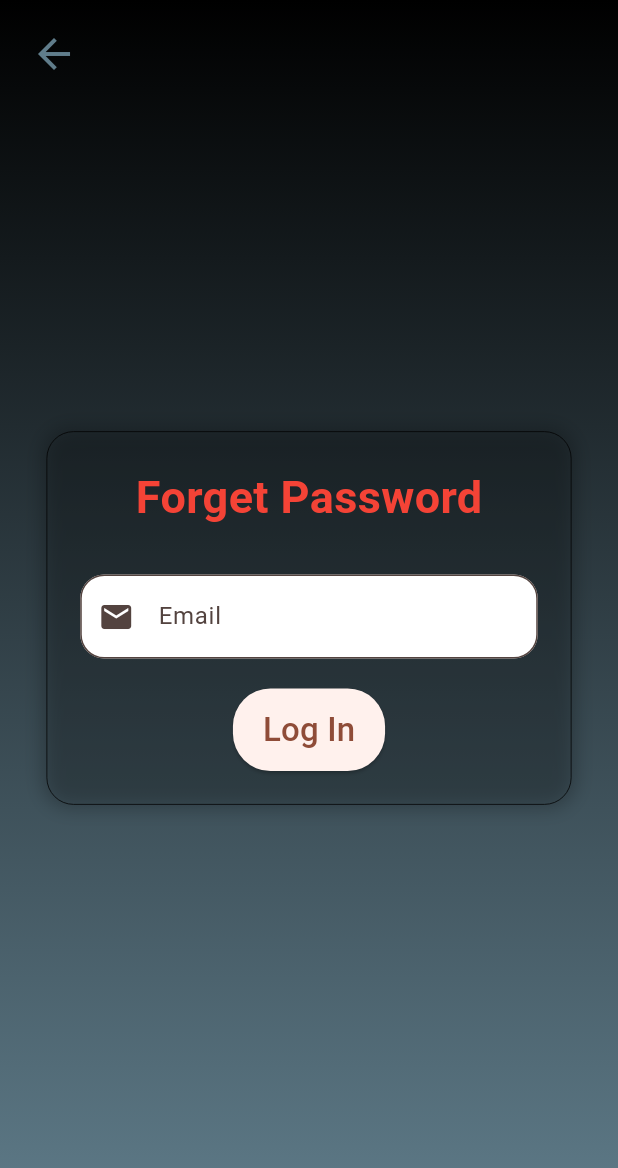
After one commit to siddharthdangi1911/Project_CollabX, a Flutter app: the ForgetPasswordScreen screen opened directly, on a phone screen of 412 x 824 dp. The commit adds this screen. Shown: the top 1168 px of the screen. Run offline on Flutter 3.47's test engine with Material 3 defaults, Android fonts, the phone set to English and light mode, and no system bars; our stand-ins replace firebase_auth, firebase_core; accounts and stored records are empty.

Commit message:
forget password implemented

```diff
--- /dev/null
+++ b/lib/Screens/forget_password_screen.dart
@@ -0,0 +1,114 @@
+import 'package:flutter/material.dart';
+import 'package:firebase_auth/firebase_auth.dart';
+
+class ForgetPasswordScreen extends StatefulWidget
+{
+    const ForgetPasswordScreen({super.key});
+
+    @override
+    State<StatefulWidget> createState() => _ForgetScreenState();
+}
+
+class _ForgetScreenState extends State<ForgetPasswordScreen>
+{
+    var email = TextEditingController();
+
+    @override
+    Widget build(BuildContext context)
+    {
+        return Scaffold(
+            body: Stack(
+                children: [
+                    Container(
+                        width: double.infinity,
+                        height: double.infinity,
+                        decoration: const BoxDecoration(
+                            gradient: LinearGradient(
+                                colors: [Colors.black, Colors.blueGrey],
+                                begin: Alignment.topCenter,
+                                end: Alignment.bottomCenter
+                            )
+                        )
+                    ),
+
+                    SafeArea(
+                        child: Align(
+                            alignment: Alignment.topLeft,
+                            child: InkWell(
+                                onTap: () => Navigator.pop(context),
+                                child: Container(
+                                    padding: const EdgeInsets.all(10),
+                                    margin: const EdgeInsets.only(left: 10, top: 10),
+                                    decoration: BoxDecoration(
+                                        color: Colors.transparent,
+                                        shape: BoxShape.circle
+                                    ),
+                                    child: const Icon(
+                                        Icons.arrow_back,
+                                        color: Colors.blueGrey,
+                                        size: 32
+                                    )
+                                )
+                            )
+                        )
+                    ),
+
+                    Center(
+                        child: Container(
+                            width: 350,
+                            padding: const EdgeInsets.all(22),
+                            decoration: BoxDecoration(
+                                color: Colors.transparent,
+                                borderRadius: BorderRadius.circular(18),
+                                border: Border.all(width: 0.5),
+                                boxShadow: const[
+                                    BoxShadow(color: Colors.black26, blurRadius: 10, spreadRadius: 2)
+                                ]
+                            ),
+                            child: Column(
+                                mainAxisSize: MainAxisSize.min,
+                                children: [
+                                    const Text(
+                                        "Forget Password",
+                                        style: TextStyle(
+                                            fontSize: 30,
+                                            fontWeight: FontWeight.bold,
+                                            color: Colors.red
+                                        )
+                                    ),
+                                    const SizedBox(height: 30),
+
+                                    TextField(
+                                        controller: email,
+                                        decoration: InputDecoration(
+                                            labelText: "Email",
+                                            prefixIcon: const Icon(Icons.email),
+                                            filled: true,
+                                            fillColor: Colors.white,
+                                            border: OutlineInputBorder(
+                                                borderRadius: BorderRadius.circular(16)
+                                            )
+                                        )
+                                    ),
+                                    const SizedBox(height: 20),
+                                    ElevatedButton(
+                                        onPressed: ()
+                                        {
+                                        },
+                                        style: ElevatedButton.styleFrom(
+                                            padding: const EdgeInsets.symmetric(vertical: 12, horizontal: 20),
+                                            shape: RoundedRectangleBorder(
+                                                borderRadius: BorderRadius.circular(25)
+                                            )
+                                        ),
+                                        child: const Text("Log In", style: TextStyle(fontSize: 22))
+                                    )
+                                ]
+                            )
+                        )
+                    )
+                ]
+            )
+        );
+    }
+}
```
Also changed, not shown: lib/Screens/login_screen.dart (+112 -46 lines), lib/Screens/user_Screen.dart (added, +16 -0 lines), 1 other file.
